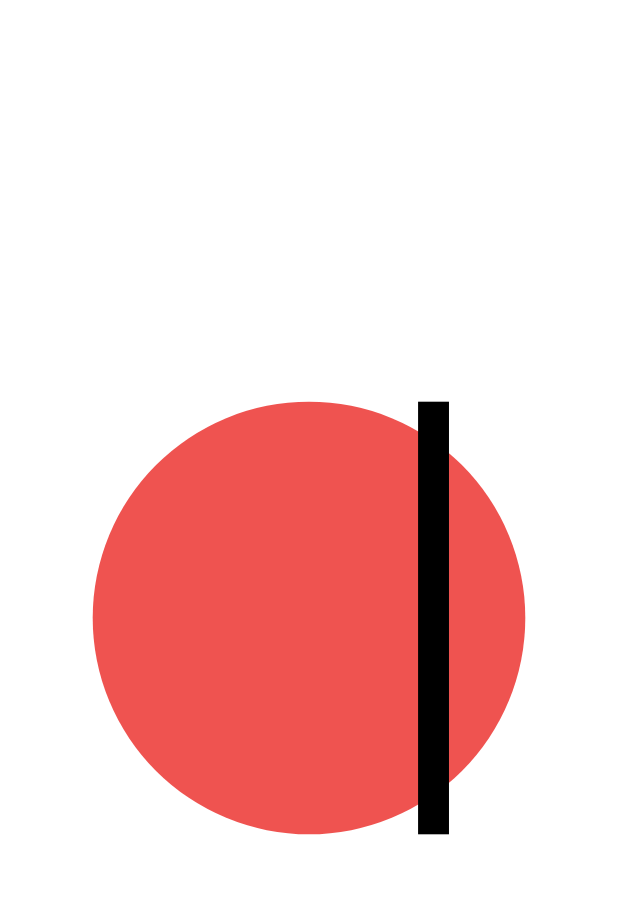
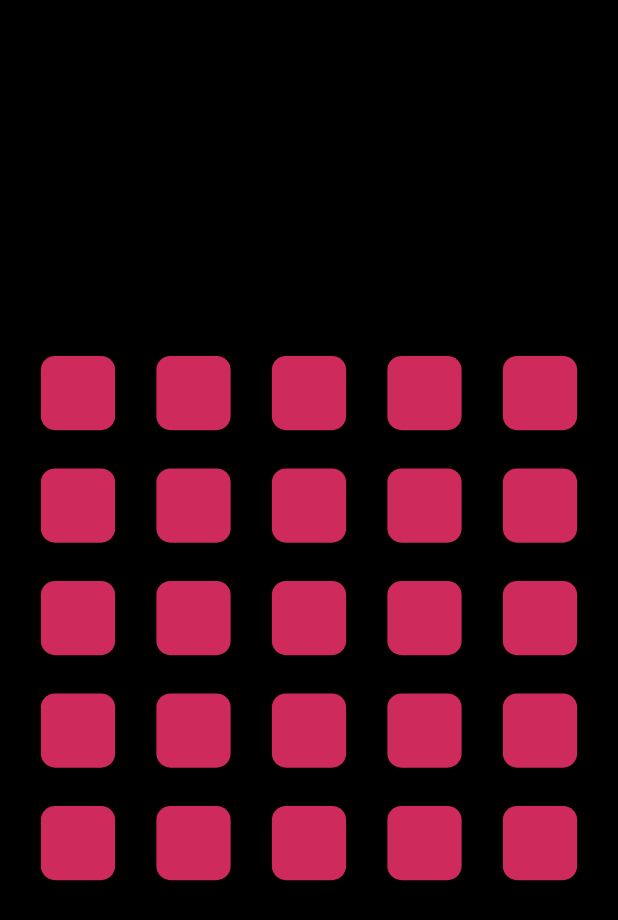
Before and after one commit to wozlsla/flutter_animations, a Flutter app: the screen it shows after launch, after a tap on "Tasks", on a phone screen of 412 x 824 dp. Shown: the top 920 px of the screen. Run offline on Flutter 3.47's test engine with Material 3 defaults, Android fonts, the phone set to English and light mode, and no system bars.

Commit message:
feat: explicit animations task part 1
- add 5x5 grid box with animations
- use ValueNotifier with ValueListenableBuilder for rebuild UI

```diff
--- a/lib/screens/menu_screen.dart
+++ b/lib/screens/menu_screen.dart
@@ -1,5 +1,6 @@
 import 'package:animations/screens/explicit_animations_screen.dart';
 import 'package:animations/screens/implicit_animations_screen.dart';
+import 'package:animations/tasks/explicit_task.dart';
 import 'package:animations/tasks/implicit_task.dart';
 import 'package:flutter/material.dart';
 
@@ -19,7 +20,8 @@ class MenuScreen extends StatelessWidget {
           children: [
             ElevatedButton(
               onPressed: () {
-                _goToPage(context, ImplicitTask());
+                // _goToPage(context, ImplicitTask());
+                _goToPage(context, ExplicitTask());
               },
               child: Text("Tasks"),
             ),
@@ -27,7 +29,6 @@ class MenuScreen extends StatelessWidget {
             ElevatedButton(
               onPressed: () {
                 _goToPage(context, ImplicitAnimationsScreen());
-                // _goToPage(context, Task());
               },
               child: Text("Implicit Animations"),
             ),
--- /dev/null
+++ b/lib/tasks/explicit_task.dart
@@ -0,0 +1,120 @@
+import 'package:flutter/material.dart';
+
+class ExplicitTask extends StatelessWidget {
+  const ExplicitTask({super.key});
+
+  @override
+  Widget build(BuildContext context) {
+    return Scaffold(
+      backgroundColor: Colors.black,
+      body: Column(
+        mainAxisAlignment: MainAxisAlignment.center,
+        // 5x5
+        children: List.generate(
+          5,
+          (rowIdx) => Column(
+            // mainAxisAlignment: MainAxisAlignment.spaceEvenly, // Column: 자식의 높이에 맞춰짐 !!
+            children: [
+              Row(
+                mainAxisAlignment: MainAxisAlignment.spaceEvenly, // Row: 부모의 넓이
+                children: List.generate(5, (cols) {
+                  return Box(delay: 1);
+                }),
+              ),
+              if (rowIdx < 4) SizedBox(height: 25),
+            ],
+          ),
+        ),
+      ),
+    );
+  }
+}
+
+class Box extends StatefulWidget {
+  final int delay;
+
+  const Box({super.key, required this.delay});
+
+  @override
+  State<Box> createState() => _BoxState();
+}
+
+class _BoxState extends State<Box> with SingleTickerProviderStateMixin {
+  late final AnimationController _animationController = AnimationController(
+    vsync: this,
+    duration: const Duration(seconds: 2),
+    reverseDuration: const Duration(seconds: 2),
+  );
+
+  late final Animation<Color?> _color = TweenSequence<Color?>([
+    TweenSequenceItem(
+      tween: ColorTween(begin: Colors.pink, end: Colors.green),
+      weight: 50,
+    ),
+    TweenSequenceItem(
+      tween: ColorTween(begin: Colors.green, end: Colors.red),
+      weight: 50,
+    ),
+  ]).animate(_animationController);
+
+  late final Animation<BorderRadius?> _borderRadius = BorderRadiusTween(
+    begin: BorderRadius.circular(10.0),
+    end: BorderRadius.zero,
+  ).animate(_animationController);
+
+  late final Animation<double> _scale = Tween(
+    begin: 1.0,
+    end: 0.8,
+  ).animate(_animationController);
+
+  late final Animation<double> _opacity = Tween<double>(
+    begin: 1.0,
+    end: 0.0,
+  ).animate(_animationController);
+
+  // hold values : _animationConroller (0.0 ~ 0.1)
+  final ValueNotifier<double> _range = ValueNotifier(0.0);
+
+  @override
+  void initState() {
+    super.initState();
+    _animationController.addListener(() {
+      _range.value = _animationController.value;
+    });
+
+    Future.delayed(Duration(seconds: widget.delay), () {
+      if (mounted) {
+        _animationController.repeat(reverse: true);
+      }
+    });
+  }
+
+  @override
+  void dispose() {
+    _animationController.dispose();
+    super.dispose();
+  }
+
+  @override
+  Widget build(BuildContext context) {
+    return ValueListenableBuilder(
+      valueListenable: _range, // value 변경 감지, UI(only container) rebuild
+      builder: (context, value, child) {
+        return Opacity(
+          opacity: _opacity.value,
+          child: Transform.scale(
+            scale: _scale.value,
+            child: Container(
+              width: 50,
+              height: 50,
+              decoration: BoxDecoration(
+                color: _color.value,
+                borderRadius: _borderRadius.value,
+              ),
+            ),
+          ),
+        );
+      },
+    );
+  }
+}
```
